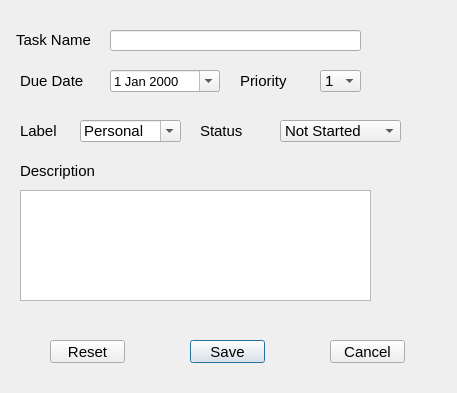
VicMbugua/TaskManagementSystem, file ui/add_task.ui: the form before one commit.
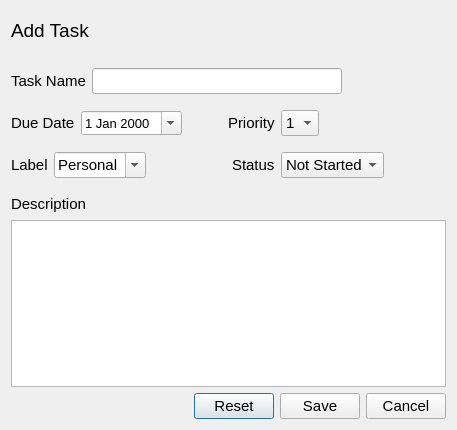
The form after the commit.

```diff
--- a/ui/add_task.ui
+++ b/ui/add_task.ui
@@ -7,7 +7,7 @@
     <x>0</x>
     <y>0</y>
     <width>457</width>
-    <height>393</height>
+    <height>430</height>
    </rect>
   </property>
   <property name="font">
@@ -18,50 +18,110 @@
   <property name="windowTitle">
    <string>Add Task</string>
   </property>
+  <layout class="QVBoxLayout" name="verticalLayout">
+   <item>
+    <layout class="QHBoxLayout" name="horizontalLayout">
+     <property name="topMargin">
+      <number>8</number>
+     </property>
+     <property name="bottomMargin">
+      <number>20</number>
+     </property>
+     <item>
+      <widget class="QLabel" name="label_7">
+       <property name="font">
+        <font>
+         <pointsize>14</pointsize>
+        </font>
+       </property>
+       <property name="text">
+        <string>Add Task</string>
+       </property>
+      </widget>
+     </item>
+     <item>
+      <spacer name="horizontalSpacer">
+       <property name="orientation">
+        <enum>Qt::Horizontal</enum>
+       </property>
+       <property name="sizeHint" stdset="0">
+        <size>
+         <width>40</width>
+         <height>20</height>
+        </size>
+       </property>
+      </spacer>
+     </item>
+    </layout>
+   </item>
+   <item>
+    <layout class="QHBoxLayout" name="horizontalLayout_2">
+     <property name="bottomMargin">
+      <number>10</number>
+     </property>
+     <item>
   <widget class="QLabel" name="label">
-   <property name="geometry">
-    <rect>
-     <x>16</x>
-     <y>29</y>
-     <width>81</width>
-     <height>21</height>
-    </rect>
-   </property>
    <property name="text">
     <string>Task Name</string>
    </property>
   </widget>
+     </item>
+     <item>
   <widget class="QLineEdit" name="task_name">
-   <property name="geometry">
-    <rect>
-     <x>110</x>
-     <y>30</y>
-     <width>251</width>
-     <height>21</height>
-    </rect>
-   </property>
-  </widget>
+       <property name="sizePolicy">
+        <sizepolicy hsizetype="Fixed" vsizetype="Fixed">
+         <horstretch>0</horstretch>
+         <verstretch>0</verstretch>
+        </sizepolicy>
+       </property>
+       <property name="minimumSize">
+        <size>
+         <width>250</width>
+         <height>0</height>
+        </size>
+       </property>
+      </widget>
+     </item>
+     <item>
+      <spacer name="horizontalSpacer_2">
+       <property name="orientation">
+        <enum>Qt::Horizontal</enum>
+       </property>
+       <property name="sizeHint" stdset="0">
+        <size>
+         <width>40</width>
+         <height>20</height>
+        </size>
+       </property>
+      </spacer>
+     </item>
+    </layout>
+   </item>
+   <item>
+    <layout class="QHBoxLayout" name="horizontalLayout_3">
+     <property name="bottomMargin">
+      <number>10</number>
+     </property>
+     <item>
   <widget class="QLabel" name="label_2">
-   <property name="geometry">
-    <rect>
-     <x>20</x>
-     <y>70</y>
-     <width>81</width>
-     <height>21</height>
-    </rect>
-   </property>
    <property name="text">
     <string>Due Date</string>
    </property>
   </widget>
+     </item>
+     <item>
   <widget class="QDateEdit" name="due_date">
-   <property name="geometry">
-    <rect>
-     <x>110</x>
-     <y>70</y>
-     <width>110</width>
-     <height>22</height>
-    </rect>
+       <property name="sizePolicy">
+        <sizepolicy hsizetype="Fixed" vsizetype="Fixed">
+         <horstretch>0</horstretch>
+         <verstretch>0</verstretch>
+        </sizepolicy>
+       </property>
+       <property name="minimumSize">
+        <size>
+         <width>100</width>
+         <height>0</height>
+        </size>
    </property>
    <property name="font">
     <font>
@@ -75,28 +135,32 @@
     <bool>true</bool>
    </property>
   </widget>
+     </item>
+     <item>
+      <spacer name="horizontalSpacer_3">
+       <property name="orientation">
+        <enum>Qt::Horizontal</enum>
+       </property>
+       <property name="sizeType">
+        <enum>QSizePolicy::Fixed</enum>
+       </property>
+       <property name="sizeHint" stdset="0">
+        <size>
+         <width>40</width>
+         <height>20</height>
+        </size>
+       </property>
+      </spacer>
+     </item>
+     <item>
   <widget class="QLabel" name="label_3">
-   <property name="geometry">
-    <rect>
-     <x>240</x>
-     <y>70</y>
-     <width>61</width>
-     <height>21</height>
-    </rect>
-   </property>
    <property name="text">
     <string>Priority</string>
    </property>
   </widget>
+     </item>
+     <item>
   <widget class="QComboBox" name="priority">
-   <property name="geometry">
-    <rect>
-     <x>320</x>
-     <y>70</y>
-     <width>41</width>
-     <height>22</height>
-    </rect>
-   </property>
    <item>
     <property name="text">
      <string>1</string>
@@ -123,110 +187,36 @@
     </property>
    </item>
   </widget>
+     </item>
+     <item>
+      <spacer name="horizontalSpacer_5">
+       <property name="orientation">
+        <enum>Qt::Horizontal</enum>
+       </property>
+       <property name="sizeHint" stdset="0">
+        <size>
+         <width>40</width>
+         <height>20</height>
+        </size>
+       </property>
+      </spacer>
+     </item>
+    </layout>
+   </item>
+   <item>
+    <layout class="QHBoxLayout" name="horizontalLayout_4">
+     <property name="bottomMargin">
+      <number>10</number>
+     </property>
+     <item>
   <widget class="QLabel" name="label_4">
-   <property name="geometry">
-    <rect>
-     <x>20</x>
-     <y>120</y>
-     <width>51</width>
-     <height>21</height>
-    </rect>
-   </property>
    <property name="text">
     <string>Label</string>
    </property>
   </widget>
-  <widget class="QLabel" name="label_6">
-   <property name="geometry">
-    <rect>
-     <x>20</x>
-     <y>160</y>
-     <width>91</width>
-     <height>21</height>
-    </rect>
-   </property>
-   <property name="text">
-    <string>Description</string>
-   </property>
-  </widget>
-  <widget class="QTextEdit" name="description">
-   <property name="geometry">
-    <rect>
-     <x>20</x>
-     <y>190</y>
-     <width>351</width>
-     <height>111</height>
-    </rect>
-   </property>
-  </widget>
-  <widget class="QPushButton" name="save_btn">
-   <property name="geometry">
-    <rect>
-     <x>190</x>
-     <y>340</y>
-     <width>75</width>
-     <height>23</height>
-    </rect>
-   </property>
-   <property name="text">
-    <string>Save</string>
-   </property>
-  </widget>
-  <widget class="QPushButton" name="reset_btn">
-   <property name="geometry">
-    <rect>
-     <x>50</x>
-     <y>340</y>
-     <width>75</width>
-     <height>23</height>
-    </rect>
-   </property>
-   <property name="text">
-    <string>Reset</string>
-   </property>
-  </widget>
-  <widget class="QLabel" name="label_5">
-   <property name="geometry">
-    <rect>
-     <x>200</x>
-     <y>120</y>
-     <width>51</width>
-     <height>21</height>
-    </rect>
-   </property>
-   <property name="text">
-    <string>Status</string>
-   </property>
-  </widget>
-  <widget class="QComboBox" name="status">
-   <property name="geometry">
-    <rect>
-     <x>280</x>
-     <y>120</y>
-     <width>121</width>
-     <height>22</height>
-    </rect>
-   </property>
-   <item>
-    <property name="text">
-     <string>Not Started</string>
-    </property>
    </item>
    <item>
-    <property name="text">
-     <string>Started</string>
-    </property>
-   </item>
-  </widget>
   <widget class="QComboBox" name="label_name">
-   <property name="geometry">
-    <rect>
-     <x>80</x>
-     <y>120</y>
-     <width>101</width>
-     <height>22</height>
-    </rect>
-   </property>
    <property name="editable">
     <bool>true</bool>
    </property>
@@ -235,6 +225,11 @@
      <string>Personal</string>
     </property>
    </item>
+       <item>
+        <property name="text">
+         <string>Important</string>
+        </property>
+       </item>
    <item>
     <property name="text">
      <string>Work</string>
@@ -245,20 +240,144 @@
      <string>School</string>
     </property>
    </item>
-  </widget>
+       <item>
+        <property name="text">
+         <string>Pleasure</string>
+        </property>
+       </item>
+      </widget>
+     </item>
+     <item>
+      <spacer name="horizontalSpacer_4">
+       <property name="orientation">
+        <enum>Qt::Horizontal</enum>
+       </property>
+       <property name="sizeType">
+        <enum>QSizePolicy::Fixed</enum>
+       </property>
+       <property name="sizeHint" stdset="0">
+        <size>
+         <width>80</width>
+         <height>20</height>
+        </size>
+       </property>
+      </spacer>
+     </item>
+     <item>
+      <widget class="QLabel" name="label_5">
+       <property name="text">
+        <string>Status</string>
+       </property>
+      </widget>
+     </item>
+     <item>
+      <widget class="QComboBox" name="status">
+       <item>
+        <property name="text">
+         <string>Not Started</string>
+        </property>
+       </item>
+       <item>
+        <property name="text">
+         <string>Started</string>
+        </property>
+       </item>
+      </widget>
+     </item>
+     <item>
+      <spacer name="horizontalSpacer_6">
+       <property name="orientation">
+        <enum>Qt::Horizontal</enum>
+       </property>
+       <property name="sizeHint" stdset="0">
+        <size>
+         <width>40</width>
+         <height>20</height>
+        </size>
+       </property>
+      </spacer>
+     </item>
+    </layout>
+   </item>
+   <item>
+    <layout class="QHBoxLayout" name="horizontalLayout_5">
+     <item>
+      <widget class="QLabel" name="label_6">
+       <property name="text">
+        <string>Description</string>
+       </property>
+      </widget>
+     </item>
+     <item>
+      <spacer name="horizontalSpacer_7">
+       <property name="orientation">
+        <enum>Qt::Horizontal</enum>
+       </property>
+       <property name="sizeHint" stdset="0">
+        <size>
+         <width>40</width>
+         <height>20</height>
+        </size>
+       </property>
+      </spacer>
+     </item>
+    </layout>
+   </item>
+   <item>
+    <widget class="QTextEdit" name="description"/>
+   </item>
+   <item>
+    <spacer name="verticalSpacer">
+     <property name="orientation">
+      <enum>Qt::Vertical</enum>
+     </property>
+     <property name="sizeHint" stdset="0">
+      <size>
+       <width>20</width>
+       <height>5</height>
+      </size>
+     </property>
+    </spacer>
+   </item>
+   <item>
+    <layout class="QHBoxLayout" name="horizontalLayout_6">
+     <item>
+      <spacer name="horizontalSpacer_8">
+       <property name="orientation">
+        <enum>Qt::Horizontal</enum>
+       </property>
+       <property name="sizeHint" stdset="0">
+        <size>
+         <width>40</width>
+         <height>20</height>
+        </size>
+       </property>
+      </spacer>
+     </item>
+     <item>
+      <widget class="QPushButton" name="reset_btn">
+       <property name="text">
+        <string>Reset</string>
+       </property>
+      </widget>
+     </item>
+     <item>
+      <widget class="QPushButton" name="save_btn">
+       <property name="text">
+        <string>Save</string>
+       </property>
+      </widget>
+     </item>
+     <item>
   <widget class="QPushButton" name="cancel_btn">
-   <property name="geometry">
-    <rect>
-     <x>330</x>
-     <y>340</y>
-     <width>75</width>
-     <height>23</height>
-    </rect>
-   </property>
    <property name="text">
     <string>Cancel</string>
    </property>
   </widget>
+     </item>
+    </layout>
+   </item>
+  </layout>
  </widget>
  <tabstops>
   <tabstop>task_name</tabstop>
```
Left out of the diff: 19 changed lines with no effect on the pictures. Lines whose indentation alone changed are shown as unchanged.
